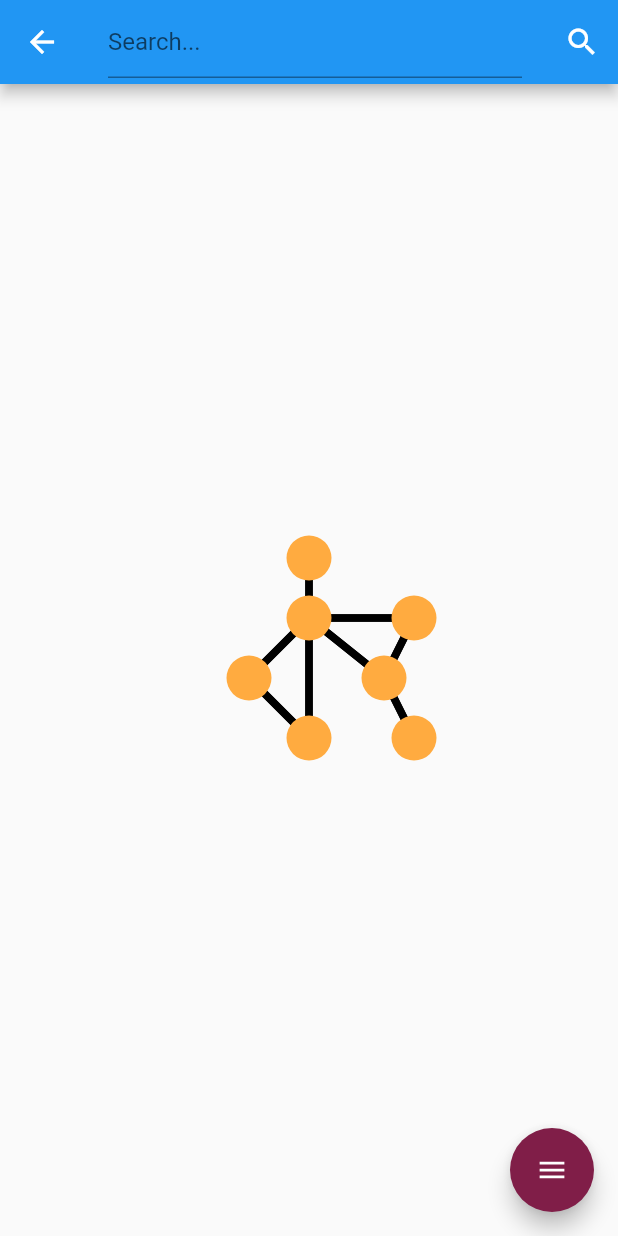
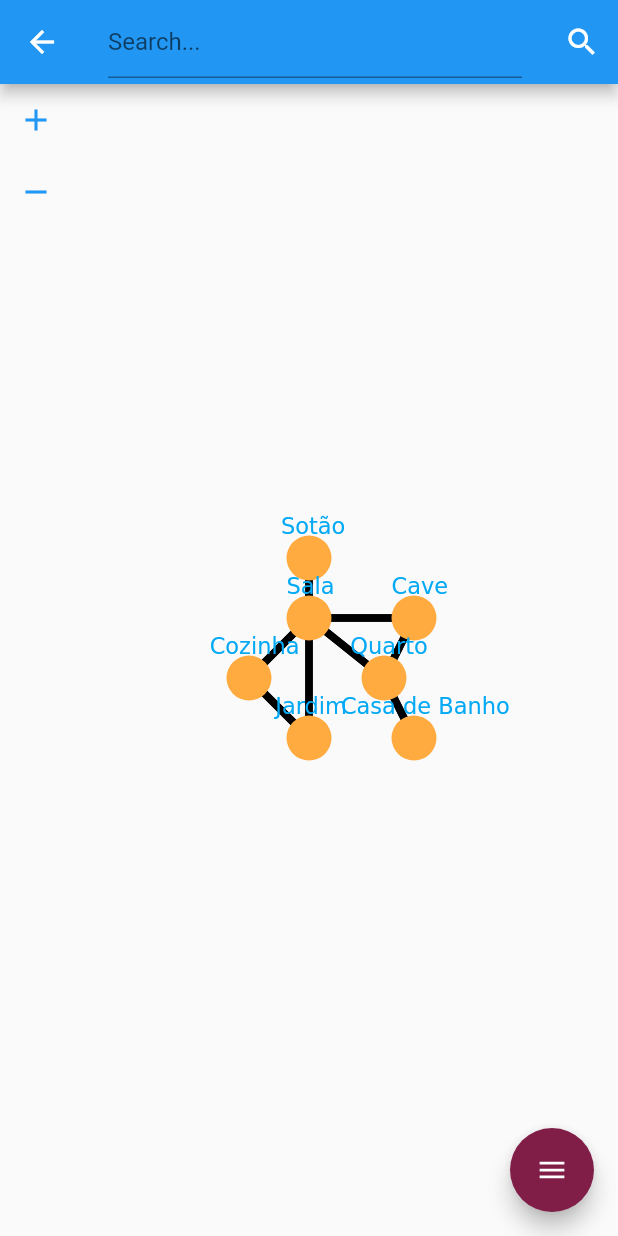
Before and after one commit to softeng-feup/open-cx-o-bando-dos-quatro, a Flutter app: the screen it shows after launch, after a tap on the "delete" icon, on a phone screen of 412 x 824 dp. Run offline on Flutter 3.47's test engine with Material 2 defaults, Android fonts, the phone set to English and light mode, and no system bars; drawn by our look-alikes of flutter_speed_dial; missing offline and left inert: flutter_nfc_reader.

Commit message:
graph nodes id and zoom

```diff
--- a/confview/lib/graph_draw.dart
+++ b/confview/lib/graph_draw.dart
@@ -1,6 +1,8 @@
 import 'dart:math';
+import 'dart:ui' as ui;
 
 import 'package:flutter/material.dart';
+import 'package:flutter/material.dart' as prefix0;
 import 'graph.dart';
 import 'map_data.dart';
 
@@ -42,6 +44,7 @@ class _GraphDrawState extends State<GraphDraw> {
     Offset _graphHorizontalOffset = Offset(0.0, 0.0);
     Offset _graphVerticalOffset = Offset(0.0, 0.0);
     Offset _graphOffset = Offset(0.0, 0.0);
+    double _scale = 1;
 
     @override
     Widget build(BuildContext context) {
@@ -51,40 +54,81 @@ class _GraphDrawState extends State<GraphDraw> {
             _addScreenOffset = false;
         }
 
-        return Container(
+        return Stack(
+                children: [
+
+
+                    Container(
                     child: CustomPaint(
-            painter: GraphPainter(context, widget.graph, _graphOffset),
+                    painter: GraphPainter(context, widget.graph, _graphOffset, _scale),
                     child: GestureDetector(
                         onVerticalDragStart: (details) {
                             _graphVerticalOffset = details.globalPosition;
                         },
                         onVerticalDragUpdate: (details) {
-                    _graphOffset += details.globalPosition - _graphVerticalOffset;
+                            Offset tempOffset = details.globalPosition - _graphVerticalOffset;
+                            _graphOffset += Offset(tempOffset.dx / _scale , tempOffset.dy/_scale);
+
                             _graphVerticalOffset = details.globalPosition;
                             setState(() {});
-                    print('graph offset : ' + _graphOffset.toString());
+                            //print('graph offset : ' + _graphOffset.toString());
                         },
                         onHorizontalDragStart: (details) {
                             _graphHorizontalOffset = details.globalPosition;
                         },
                         onHorizontalDragUpdate: (details) {
-                    _graphOffset += details.globalPosition - _graphHorizontalOffset;
+                            Offset tempOffset = details.globalPosition - _graphHorizontalOffset;
+                            _graphOffset += Offset(tempOffset.dx / _scale , tempOffset.dy/_scale);
+
                             _graphHorizontalOffset = details.globalPosition;
                             setState(() {});
-                    print('graph offset : ' + _graphOffset.toString());
+                            //print('graph offset : ' + _graphOffset.toString());
                         },
                         onTapDown: _tap,
+
                         ),
+
                     )
+                ),
+                    Column(
+                        children: <Widget>[
+                            IconButton(
+                                icon: Icon(Icons.add),
+                                color: Colors.blue,
+                                tooltip: 'Zoom in',
+                                onPressed: (){
+                                    _scale*=1.5;
+                                    setState(() {});
+                                }
+                            ),
+
+                            IconButton(
+                                icon: Icon(Icons.remove),
+                                color: Colors.blue,
+                                tooltip: 'Zoom out',
+                                onPressed: (){
+                                    _scale/=1.5;
+                                    setState(() {});
+                                }
+                            ),
+                        ]
+                    ),
+                ]
         );
     }
 
     void _tap(TapDownDetails details) {
 
+        Size size = MediaQuery.of(context).size;
+        Offset _screenOffset = Offset(size.width / 2.0, size.height / 2.0 - kToolbarHeight);
+
+
         Offset tap = details.localPosition;
 
         for (Node node in widget.graph.getNodes()) {
-            Offset nodeOffset = node.getPosition() + _graphOffset;
+            Offset nodeOffset = node.getPosition() - _screenOffset + _graphOffset;
+            nodeOffset *= _scale;
+            nodeOffset += _screenOffset;
             double distance = sqrt(pow(tap.dx - nodeOffset.dx, 2) + pow(tap.dy - nodeOffset.dy, 2));
 
             if (distance <= 17) {
@@ -104,17 +148,19 @@ class GraphPainter extends CustomPainter {
     final Graph _graph;
     final BuildContext _context;
     final Offset _offset;
+    final double _scale;
     Offset _screenOffset;
 
 
-    GraphPainter(this._context, this._graph, this._offset) {
+    GraphPainter(this._context, this._graph, this._offset,this._scale) {
         Size size = MediaQuery.of(_context).size;
         _screenOffset = Offset(size.width / 2.0, size.height / 2.0 - kToolbarHeight);
+        //print(_screenOffset);
     }
 
     @override
     void paint(Canvas canvas, Size size) {
-        print('inside paint');
+        //print('inside paint');
         final paintNormalEdge = Paint()
             ..strokeWidth = 5;
         paintNormalEdge.color = Colors.black;
@@ -126,15 +172,44 @@ class GraphPainter extends CustomPainter {
             Node srcNode = edge.getSrcNode();
             Node destNode = edge.getDestNode();
 
-            Offset srcOffset = srcNode.getPosition() /*+ _screenOffset*/ + _offset;
-            Offset destOffset = destNode.getPosition() /*+ _screenOffset*/ + _offset;
+            Offset srcOffset = srcNode.getPosition() - _screenOffset + _offset;
+            Offset destOffset = destNode.getPosition() - _screenOffset + _offset;
+            srcOffset *= _scale;
+            destOffset *= _scale;
+            srcOffset += _screenOffset;
+            destOffset += _screenOffset;
+
 
             canvas.drawLine(srcOffset, destOffset, paintNormalEdge);
         }
 
         for (Node node in _graph.getNodes()) {
-            Offset nodeOffset = node.getPosition() + /*_screenOffset +*/ _offset;
+            Offset nodeOffset = node.getPosition() - _screenOffset + _offset;
+            nodeOffset *= _scale;
+            nodeOffset += _screenOffset;
             canvas.drawCircle(nodeOffset, 15, paintNormalNode);
+        }
+        for (Node node in _graph.getNodes()) {
+
+            double fontSize = 15;
+
+            ui.TextStyle textStyle = ui.TextStyle(
+                color: Colors.lightBlue,
+                fontSize: fontSize,
+            );
+            Offset nodeOffset = node.getPosition() - _screenOffset + _offset;
+            nodeOffset *= _scale;
+            nodeOffset += _screenOffset;
+
+            ui.ParagraphStyle style = ui.ParagraphStyle(textDirection: TextDirection.ltr);
+            ui.ParagraphBuilder paragBuilder = ui.ParagraphBuilder(style)
+                ..pushStyle(textStyle)
+                ..addText(node.getName());
+            ui.ParagraphConstraints constraints = ui.ParagraphConstraints(width: 300);
+            ui.Paragraph text = paragBuilder.build();
+            text.layout(constraints);
+
+            canvas.drawParagraph(text, nodeOffset - Offset(node.getName().length/4 * fontSize,30));
         }
     }
 
```
Lines whose indentation alone changed are shown as unchanged.
